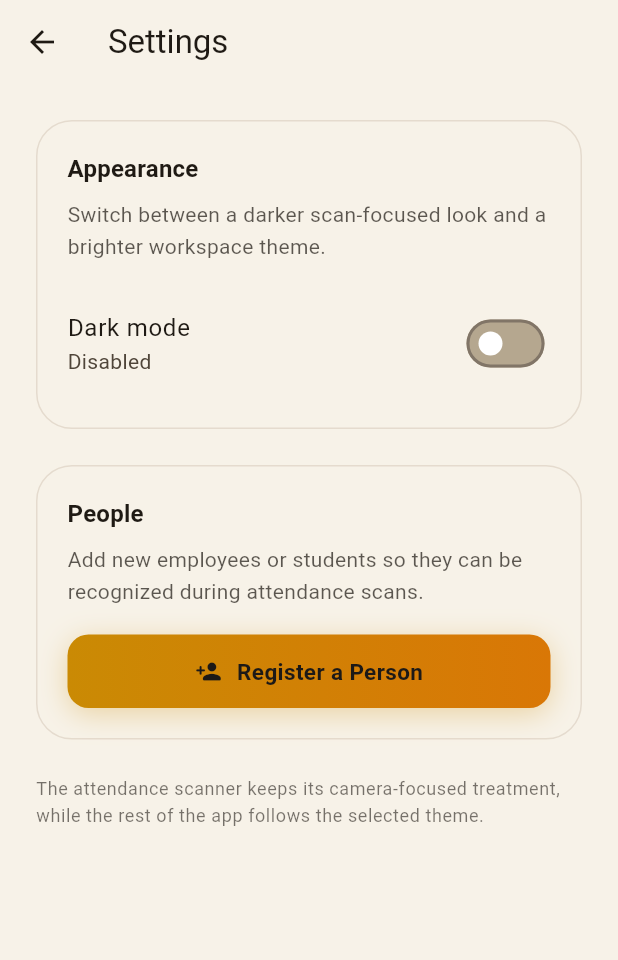
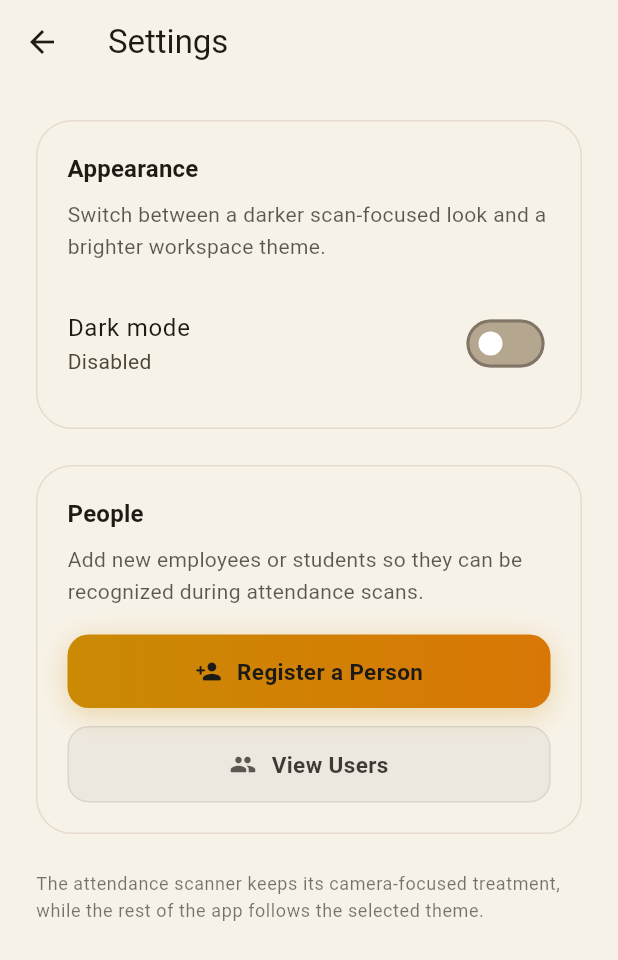
Before and after one commit to nathnael19/bayn_attendance, a Flutter app: the screen it shows after launch, after a tap on the "settings" icon, on a phone screen of 412 x 824 dp. Shown: the top 960 px of the screen. Run offline on Flutter 3.47's test engine with Material 3 defaults, Android fonts, the phone set to English and light mode, and no system bars; our stand-ins replace camera, equatable, flutter_bloc, flutter_tts, get_it, sqflite; missing offline and left inert: google_mlkit_face_detection; accounts and stored records are empty.

Commit message:
Add navigation to UsersPage in SettingsPage; implement UI for viewing users with a dedicated button. This enhances the attendance feature by providing easy access to the user list from the settings interface.

```diff
--- a/lib/features/attendance/presentation/pages/settings_page.dart
+++ b/lib/features/attendance/presentation/pages/settings_page.dart
@@ -4,7 +4,9 @@ import 'package:flutter_bloc/flutter_bloc.dart';
 import '../../../../core/theme/theme_cubit.dart';
 import '../../../../injection_container.dart' as di;
 import '../cubit/register_cubit.dart';
+import '../cubit/users_cubit.dart';
 import 'register_page.dart';
+import 'users_page.dart';
 
 class SettingsPage extends StatelessWidget {
   const SettingsPage({super.key});
@@ -140,6 +142,51 @@ class SettingsPage extends StatelessWidget {
                     ),
                   ),
                 ),
+                const SizedBox(height: 12),
+                GestureDetector(
+                  onTap: () => Navigator.of(context).push(
+                    MaterialPageRoute(
+                      builder: (_) => BlocProvider(
+                        create: (_) => di.sl<UsersCubit>(),
+                        child: const UsersPage(),
+                      ),
+                    ),
+                  ),
+                  child: Container(
+                    width: double.infinity,
+                    padding: const EdgeInsets.symmetric(vertical: 14),
+                    decoration: BoxDecoration(
+                      color: isDark
+                          ? Colors.white.withValues(alpha: 0.06)
+                          : Colors.black.withValues(alpha: 0.04),
+                      borderRadius: BorderRadius.circular(14),
+                      border: Border.all(
+                        color: isDark
+                            ? Colors.white.withValues(alpha: 0.1)
+                            : Colors.black.withValues(alpha: 0.08),
+                      ),
+                    ),
+                    child: Row(
+                      mainAxisAlignment: MainAxisAlignment.center,
+                      children: [
+                        Icon(
+                          Icons.people_rounded,
+                          color: isDark ? Colors.white.withValues(alpha: 0.7) : const Color(0xFF1F1A14).withValues(alpha: 0.7),
+                          size: 18,
+                        ),
+                        const SizedBox(width: 10),
+                        Text(
+                          'View Users',
+                          style: TextStyle(
+                            color: isDark ? Colors.white.withValues(alpha: 0.85) : const Color(0xFF1F1A14).withValues(alpha: 0.85),
+                            fontSize: 15,
+                            fontWeight: FontWeight.w700,
+                          ),
+                        ),
+                      ],
+                    ),
+                  ),
+                ),
               ],
             ),
           ),
```
